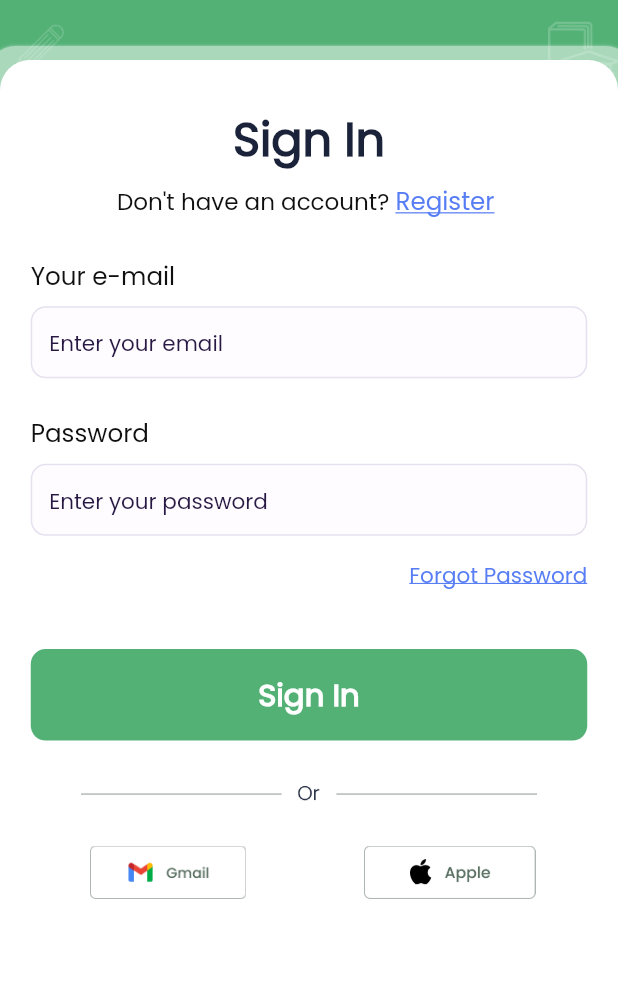
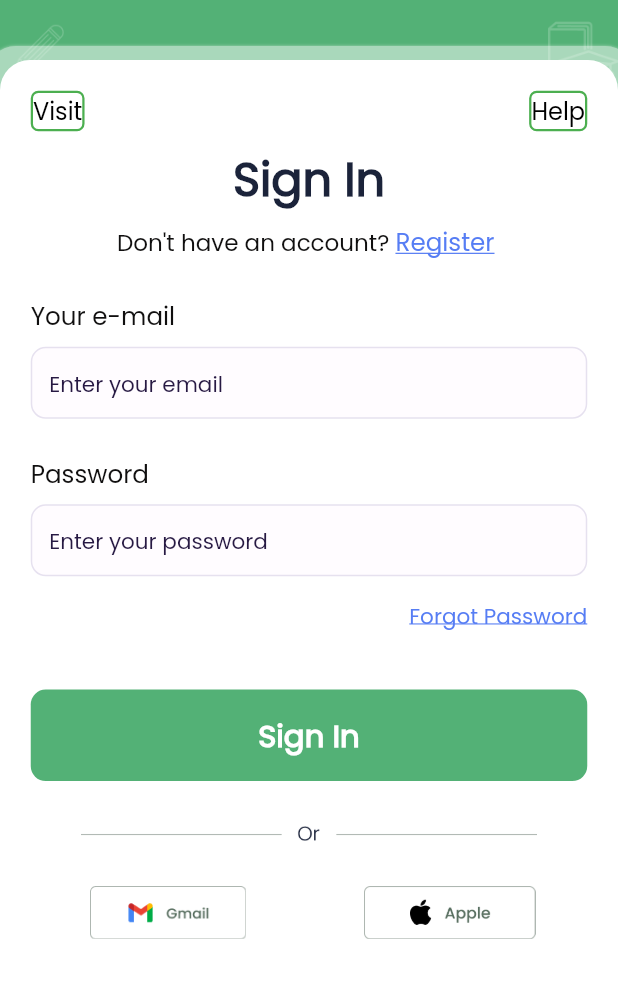
Before and after one commit to jayshreemathur/erpl_learnpress, a Flutter app: the screen it shows after launch, after a tap on "Skip", on a phone screen of 412 x 824 dp, the part 186-1184 px from its top. Run offline on Flutter 3.47's test engine with Material 2 defaults, Android fonts, the phone set to English and light mode, and no system bars; our stand-ins replace cached_network_image, file_picker, form_field_validator, get, image_picker, percent_indicator and 1 more; missing offline and left inert: flutter_pin_code_fields.

Commit message:
jaya commit 19 jan

```diff
--- a/lib/screens/userflow/login_Screen.dart
+++ b/lib/screens/userflow/login_Screen.dart
@@ -107,6 +107,30 @@ class _LoginScreenState extends State<LoginScreen> {
                       child: Column(
                         crossAxisAlignment: CrossAxisAlignment.start,
                         children: [
+                          Row(
+                            crossAxisAlignment: CrossAxisAlignment.start,
+                            mainAxisAlignment: MainAxisAlignment.spaceBetween,
+
+                            children: [
+                              Container(decoration: BoxDecoration(
+
+                                borderRadius: BorderRadius.all(Radius.circular(5))
+                                  ,
+                                border: Border.all(width: 1.5,color: Colors.green)
+                              ),
+                              child: Text("Visit",style: TextStyle(color: Colors.black,fontWeight: FontWeight.w500,fontSize: 16),),
+                              ),
+
+                              Container(decoration: BoxDecoration(
+
+                                  borderRadius: BorderRadius.all(Radius.circular(5))
+                                  ,
+                                  border: Border.all(width: 1.5,color: Colors.green)
+                              ),
+                                child: Text("Help",style: TextStyle(color: Colors.black,fontWeight: FontWeight.w500,fontSize: 16),),
+                              ),
+                            ],
+                          ),
                           SizedBox(
                             height: AddSize.size20,
                           ),
```
